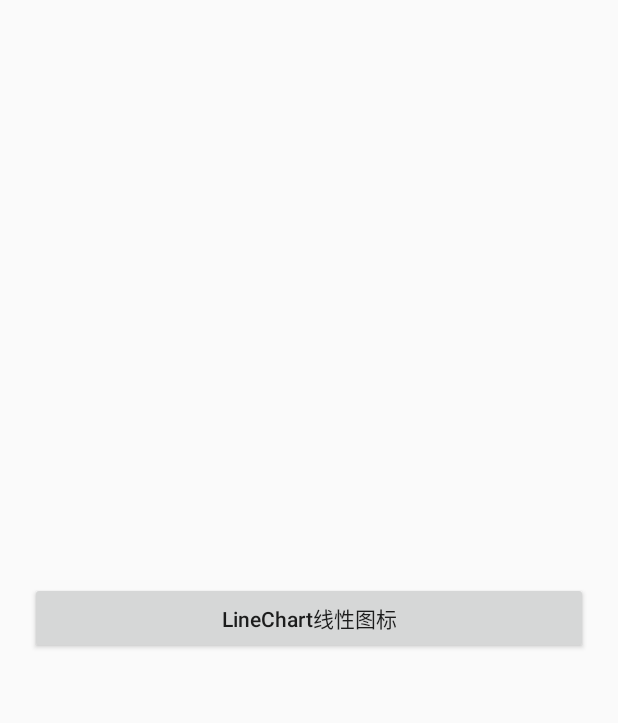
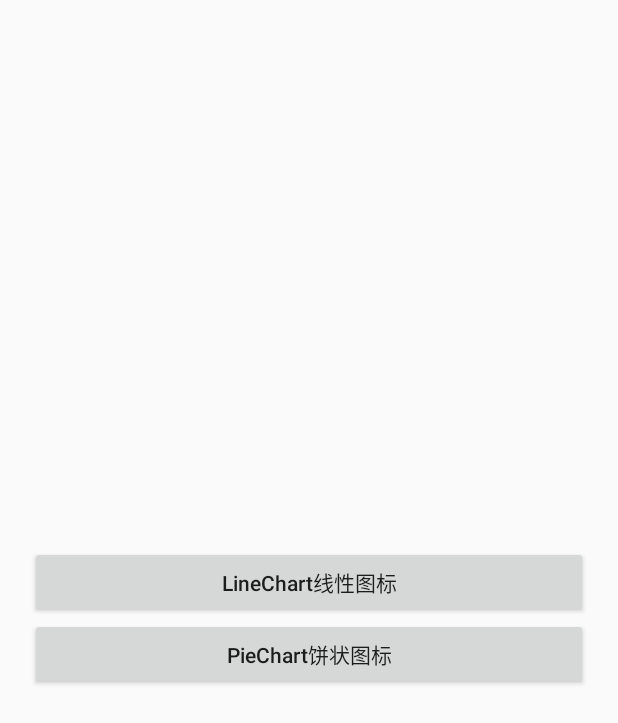
Before and after one commit to lutaian-fj/CommonProject, an Android app: the layout fragment_mp_chart.xml on its own in the app's theme, with its tools: preview values and no code run, on a phone screen of 412 x 824 dp. Shown: the top 723 px of the screen. Run offline under Robolectric (Android 15) with nearby library versions, the phone set to English and light mode, and no system bars.

Commit message:
晚上代码

```diff
--- a/app/src/main/AndroidManifest.xml
+++ b/app/src/main/AndroidManifest.xml
@@ -20,7 +20,7 @@
         </activity>
         <activity
             android:name=".ui.activity.SecondActivity"
-            android:theme="@style/MyDialogStyles"></activity>
+            android:theme="@style/MyDialogStyles" />
 
         <service
             android:name=".ui.service.AppService"
@@ -30,7 +30,8 @@
         <activity android:name=".ui.activity.SlideActivity" />
         <activity android:name=".ui.activity.ThirdActivity" />
         <activity android:name=".ui.activity.LoginActivity" />
-        <activity android:name=".ui.activity.LineChartActivity"></activity>
+        <activity android:name=".ui.activity.LineChartActivity" />
+        <activity android:name=".ui.activity.PieChartActivity"></activity>
     </application>
 
 </manifest>
--- a/app/src/main/java/lta/commonproject/ui/fragment/MPChartFragment.java
+++ b/app/src/main/java/lta/commonproject/ui/fragment/MPChartFragment.java
@@ -6,6 +6,7 @@ import android.widget.Button;
 
 import lta.commonproject.R;
 import lta.commonproject.ui.activity.LineChartActivity;
+import lta.commonproject.ui.activity.PieChartActivity;
 
 /**
  * @author: lutaian
@@ -44,7 +45,10 @@ public class MPChartFragment extends BaseFragment implements View.OnClickListene
         int id = view.getId();
         switch (id) {
             case R.id.btn_line_chart:
-                LineChartActivity.launch(getContext(),LineChartActivity.class);
+                LineChartActivity.launch(mContext,LineChartActivity.class);
+                break;
+            case R.id.btn_pie_chart:
+                PieChartActivity.launch(mContext,PieChartActivity.class);
                 break;
             default:
                 break;
--- a/app/src/main/res/layout/fragment_mp_chart.xml
+++ b/app/src/main/res/layout/fragment_mp_chart.xml
@@ -13,4 +13,13 @@
         android:textAllCaps="false"
         android:text="LineChart线性图标"/>
 
+    <Button
+        android:id="@+id/btn_pie_chart"
+        android:layout_width="match_parent"
+        android:layout_height="wrap_content"
+        android:layout_marginLeft="20dp"
+        android:layout_marginRight="20dp"
+        android:textAllCaps="false"
+        android:text="PieChart饼状图标"/>
+
 </LinearLayout>
--- a/app/src/main/res/menu/draw_view.xml
+++ b/app/src/main/res/menu/draw_view.xml
@@ -3,7 +3,7 @@
     <group android:checkableBehavior="single">
         <item
             android:id="@+id/menu_main_my_home"
-            android:title="个人首页"></item>
+            android:title="图片框架"></item>
         <item
             android:id="@+id/menu_main_all_home"
             android:title="MpAndroidChart"></item>
```
Also changed, not shown: app/src/main/java/lta/commonproject/ui/activity/PieChartActivity.java (added, +25 -0 lines), app/src/main/res/layout/activity_pie_chart.xml (added, +12 -0 lines).
